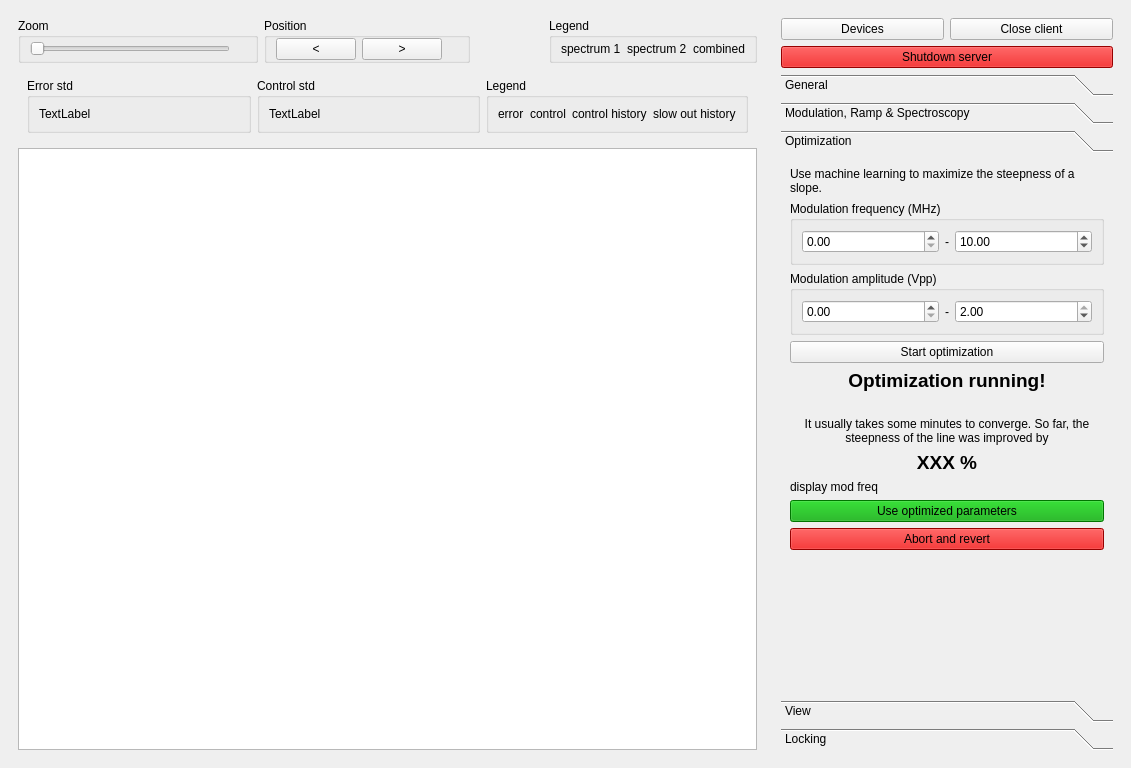
The window that linien/client/ui/main_window.ui (linien-org/linien) describes before a commit, drawn with Qt 5.
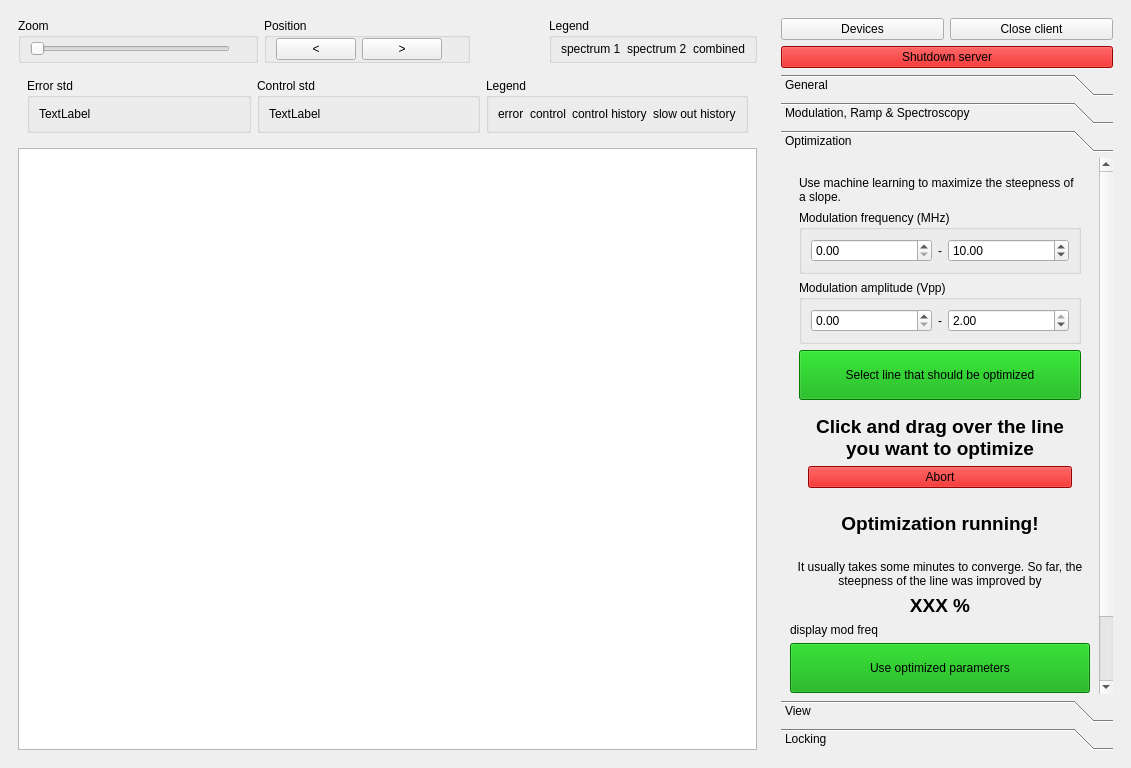
The same window after the commit. Custom widgets are drawn as their Qt base class.

Commit message: work on optimization, improve autolock

```diff
--- a/linien/client/ui/main_window.ui
+++ b/linien/client/ui/main_window.ui
@@ -1539,8 +1539,8 @@
            <rect>
             <x>0</x>
             <y>0</y>
-            <width>355</width>
-            <height>549</height>
+            <width>367</width>
+            <height>696</height>
            </rect>
           </property>
           <attribute name="label">
@@ -1550,6 +1550,9 @@
            <item>
             <widget class="QWidget" name="optimization_not_running_container" native="true">
              <layout class="QVBoxLayout" name="verticalLayout">
+              <item>
+               <widget class="QWidget" name="optimization_not_selecting" native="true">
+                <layout class="QVBoxLayout" name="verticalLayout_22">
               <property name="leftMargin">
                <number>0</number>
               </property>
@@ -1563,7 +1566,7 @@
                <number>0</number>
               </property>
               <item>
-               <widget class="QLabel" name="label_12">
+                  <widget class="QLabel" name="label_19">
                 <property name="text">
                  <string>Use machine learning to maximize the steepness of a slope.</string>
                 </property>
@@ -1651,9 +1654,53 @@
               </item>
               <item>
                <widget class="QPushButton" name="start_optimization_btn">
+                   <property name="minimumSize">
+                    <size>
+                     <width>0</width>
+                     <height>50</height>
+                    </size>
+                   </property>
+                   <property name="styleSheet">
+                    <string notr="true">background: #00aa00</string>
+                   </property>
                 <property name="text">
-                 <string>Start optimization</string>
-                </property>
+                    <string>Select line that should be optimized</string>
+                   </property>
+                  </widget>
+                 </item>
+                </layout>
+               </widget>
+              </item>
+              <item>
+               <widget class="QWidget" name="optimization_selecting" native="true">
+                <layout class="QVBoxLayout" name="verticalLayout_23">
+                 <item>
+                  <widget class="QLabel" name="label_20">
+                   <property name="text">
+                    <string>&lt;html&gt;&lt;head/&gt;&lt;body&gt;&lt;p align=&quot;center&quot;&gt;&lt;span style=&quot; font-size:14pt; font-weight:600;&quot;&gt;Click and drag over the line you want to optimize&lt;/span&gt;&lt;/p&gt;&lt;/body&gt;&lt;/html&gt;</string>
+                   </property>
+                   <property name="scaledContents">
+                    <bool>false</bool>
+                   </property>
+                   <property name="alignment">
+                    <set>Qt::AlignCenter</set>
+                   </property>
+                   <property name="wordWrap">
+                    <bool>true</bool>
+                   </property>
+                  </widget>
+                 </item>
+                 <item>
+                  <widget class="QPushButton" name="abortOptimizationLineSelection">
+                   <property name="styleSheet">
+                    <string notr="true">background-color: #d40000;</string>
+                   </property>
+                   <property name="text">
+                    <string>Abort</string>
+                   </property>
+                  </widget>
+                 </item>
+                </layout>
                </widget>
               </item>
              </layout>
@@ -1719,6 +1766,12 @@
               </item>
               <item>
                <widget class="QPushButton" name="optimization_use_new_parameters">
+                <property name="minimumSize">
+                 <size>
+                  <width>0</width>
+                  <height>50</height>
+                 </size>
+                </property>
                 <property name="styleSheet">
                  <string notr="true">background-color: #00a400;</string>
                 </property>
```
Left out of the diff: 6 changed lines with no effect on the pictures. Lines whose indentation alone changed are shown as unchanged. The commit also changes 8 other files.
